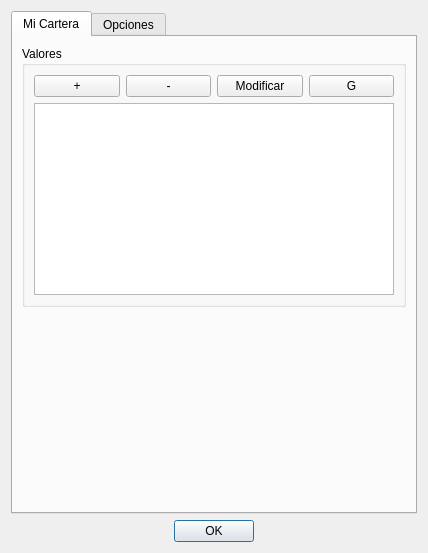
Qt form forms/masterwallet.ui (Aulla/bolsamania) before a commit.
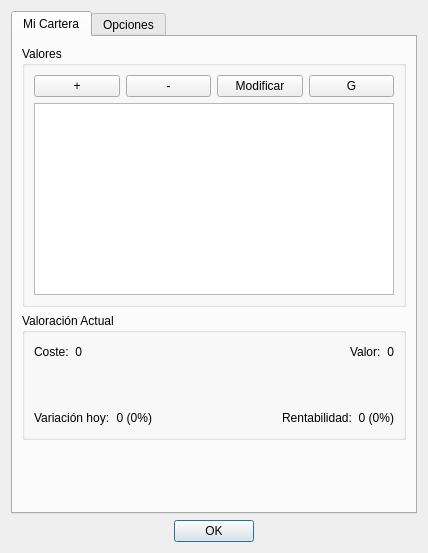
The same form after that commit.

What changed in the file:
```diff
--- a/forms/masterwallet.ui
+++ b/forms/masterwallet.ui
@@ -25,8 +25,6 @@
       </attribute>
       <layout class="QVBoxLayout" name="verticalLayout_3">
        <item>
-        <layout class="QVBoxLayout" name="verticalLayout_2">
-         <item>
           <widget class="QGroupBox" name="groupBox">
            <property name="title">
             <string>Valores</string>
@@ -70,6 +68,146 @@
            </layout>
           </widget>
          </item>
+       <item>
+        <widget class="QGroupBox" name="groupBox_2">
+         <property name="title">
+          <string>Valoración Actual</string>
+         </property>
+         <layout class="QVBoxLayout" name="verticalLayout_2">
+          <item>
+           <layout class="QHBoxLayout" name="horizontalLayout_4">
+            <item>
+             <layout class="QHBoxLayout" name="horizontalLayout_2">
+              <item>
+               <widget class="QLabel" name="lblCoste">
+                <property name="text">
+                 <string>Coste:</string>
+                </property>
+               </widget>
+              </item>
+              <item>
+               <widget class="QLabel" name="lblCosteValue">
+                <property name="text">
+                 <string>0</string>
+                </property>
+                <property name="alignment">
+                 <set>Qt::AlignRight|Qt::AlignTrailing|Qt::AlignVCenter</set>
+                </property>
+               </widget>
+              </item>
+             </layout>
+            </item>
+            <item>
+             <spacer name="horizontalSpacer">
+              <property name="orientation">
+               <enum>Qt::Horizontal</enum>
+              </property>
+              <property name="sizeHint" stdset="0">
+               <size>
+                <width>148</width>
+                <height>20</height>
+               </size>
+              </property>
+             </spacer>
+            </item>
+            <item>
+             <layout class="QHBoxLayout" name="horizontalLayout_3">
+              <item>
+               <widget class="QLabel" name="lblValor">
+                <property name="text">
+                 <string>Valor:</string>
+                </property>
+               </widget>
+              </item>
+              <item>
+               <widget class="QLabel" name="lblValorValue">
+                <property name="text">
+                 <string>0</string>
+                </property>
+                <property name="alignment">
+                 <set>Qt::AlignRight|Qt::AlignTrailing|Qt::AlignVCenter</set>
+                </property>
+               </widget>
+              </item>
+             </layout>
+            </item>
+           </layout>
+          </item>
+          <item>
+           <spacer name="verticalSpacer_2">
+            <property name="orientation">
+             <enum>Qt::Vertical</enum>
+            </property>
+            <property name="sizeHint" stdset="0">
+             <size>
+              <width>20</width>
+              <height>40</height>
+             </size>
+            </property>
+           </spacer>
+          </item>
+          <item>
+           <layout class="QHBoxLayout" name="horizontalLayout_7">
+            <item>
+             <layout class="QHBoxLayout" name="horizontalLayout_5">
+              <item>
+               <widget class="QLabel" name="lblVariacionHoy">
+                <property name="text">
+                 <string>Variación hoy:</string>
+                </property>
+               </widget>
+              </item>
+              <item>
+               <widget class="QLabel" name="lblVariacionHoyValue">
+                <property name="text">
+                 <string>0 (0%)</string>
+                </property>
+                <property name="alignment">
+                 <set>Qt::AlignRight|Qt::AlignTrailing|Qt::AlignVCenter</set>
+                </property>
+               </widget>
+              </item>
+             </layout>
+            </item>
+            <item>
+             <spacer name="horizontalSpacer_2">
+              <property name="orientation">
+               <enum>Qt::Horizontal</enum>
+              </property>
+              <property name="sizeHint" stdset="0">
+               <size>
+                <width>40</width>
+                <height>20</height>
+               </size>
+              </property>
+             </spacer>
+            </item>
+            <item>
+             <layout class="QHBoxLayout" name="horizontalLayout_6">
+              <item>
+               <widget class="QLabel" name="lblRentabilidad">
+                <property name="text">
+                 <string>Rentabilidad:</string>
+                </property>
+               </widget>
+              </item>
+              <item>
+               <widget class="QLabel" name="lblRentabilidadValue">
+                <property name="text">
+                 <string>0 (0%)</string>
+                </property>
+                <property name="alignment">
+                 <set>Qt::AlignRight|Qt::AlignTrailing|Qt::AlignVCenter</set>
+                </property>
+               </widget>
+              </item>
+             </layout>
+            </item>
+           </layout>
+          </item>
+         </layout>
+        </widget>
+       </item>
          <item>
           <spacer name="verticalSpacer">
            <property name="orientation">
@@ -78,12 +216,10 @@
            <property name="sizeHint" stdset="0">
             <size>
              <width>20</width>
-             <height>188</height>
+           <height>38</height>
             </size>
            </property>
           </spacer>
-         </item>
-        </layout>
        </item>
       </layout>
      </widget>
```
Lines whose indentation alone changed are shown as unchanged.
